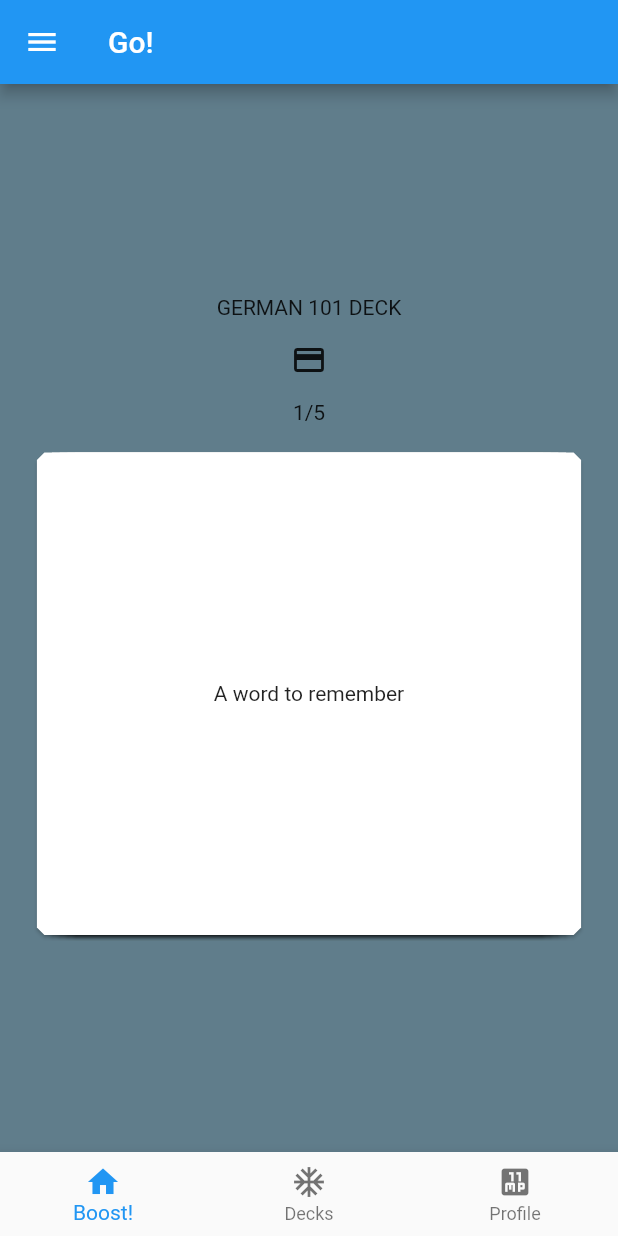
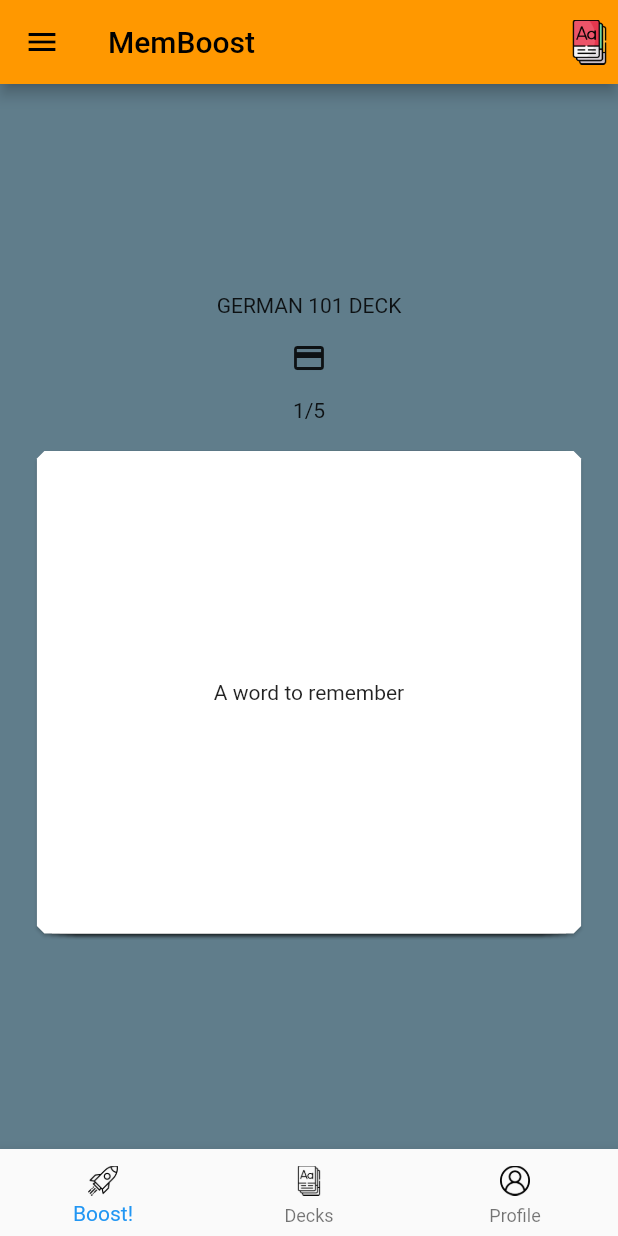
Before and after one commit to mfteloglu/MemBoost, a Flutter app: the screen it shows after launch, on a phone screen of 412 x 824 dp. Run offline on Flutter 3.47's test engine with Material 2 defaults, Android fonts, the phone set to English and light mode, and no system bars; drawn by our look-alikes of flip_card, flutter_tindercard; our stand-ins replace material_floating_search_bar.

Commit message:
icon change

```diff
--- a/lib/main.dart
+++ b/lib/main.dart
@@ -12,7 +12,10 @@ class MemBoostApp extends StatelessWidget {
 
   @override
   Widget build(BuildContext context) {
-    return const MaterialApp(title: 'MemBoost', home: HomePage());
+    return MaterialApp(title: 'MemBoost', home: HomePage(), theme: ThemeData(
+      brightness: Brightness.light,
+      colorScheme: ColorScheme.fromSwatch(primarySwatch: Colors.orange)
+    ));
   }
 }
 
@@ -27,11 +30,20 @@ class _HomePageState extends State<HomePage> {
   int _selectedIndex = 0;
   final PageController _pageController = PageController();
 
+  final homePageIconSize = 20.0;
+
   @override
   Widget build(BuildContext context) {
     return Scaffold(
         appBar: AppBar(
-        title: const Text('Go!'),
+          backgroundColor: Theme.of(context).colorScheme.primary,
+          title: const Text('MemBoost'),
+          actions: [
+            Container(
+                padding: const EdgeInsets.all(4),
+                child: Image.asset("lib/assets/ic_app_icon.png",
+                    height: homePageIconSize, width: homePageIconSize * 1.5))
+          ],
         ),
         drawer: Drawer(
             child: ListView(
@@ -65,7 +77,7 @@ class _HomePageState extends State<HomePage> {
         )),
         body: PageView(
           scrollDirection: Axis.horizontal,
-        physics: NeverScrollableScrollPhysics(),
+          physics: const NeverScrollableScrollPhysics(),
           controller: _pageController,
           onPageChanged: (page) {
             setState(() {
@@ -79,16 +91,34 @@ class _HomePageState extends State<HomePage> {
           ],
         ),
         bottomNavigationBar: BottomNavigationBar(
-        items: const [
-          BottomNavigationBarItem(icon: Icon(Icons.home), label: "Boost!"),
-          BottomNavigationBarItem(icon: Icon(Icons.ac_unit), label: "Decks"),
-          BottomNavigationBarItem(icon: Icon(Icons.eleven_mp), label: "Profile")
+          items: [
+            BottomNavigationBarItem(
+              icon: Container(
+                padding: const EdgeInsets.all(4),
+                child: Image.asset("lib/assets/ic_homepage_boost!.png",
+                    height: homePageIconSize, width: homePageIconSize),
+              ),
+              label: "Boost!",
+            ),
+            BottomNavigationBarItem(
+                icon: Container(
+                  padding: const EdgeInsets.all(4),
+                  child: Image.asset("lib/assets/ic_homepage_decks.png",
+                      height: homePageIconSize, width: homePageIconSize),
+                ),
+                label: "Decks"),
+            BottomNavigationBarItem(
+                icon: Container(
+                  padding: const EdgeInsets.all(4),
+                  child: Image.asset("lib/assets/ic_homepage_profile.png",
+                      height: homePageIconSize, width: homePageIconSize),
+                ),
+                label: "Profile")
           ],
           onTap: _onTappedBar,
           selectedItemColor: Colors.blue,
           currentIndex: _selectedIndex,
-      ),
-    );
+        ));
   }
 
   void _onTappedBar(int newIndex) {
--- a/pubspec.yaml
+++ b/pubspec.yaml
@@ -54,7 +54,8 @@ dev_dependencies:
 
 # The following section is specific to Flutter.
 flutter:
-
+  assets:
+    - lib/assets/
   # The following line ensures that the Material Icons font is
   # included with your application, so that you can use the icons in
   # the material Icons class.
```
Also changed, not shown: lib/assets/ic_homepage_decks.png (added). Lines whose indentation alone changed are shown as unchanged.
